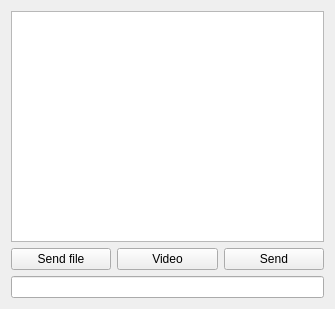
This is trunk/src/gui/chatwin.ui in BackupTheBerlios/kapture-svn as Qt 5 draws it before an edit. The edited form follows.
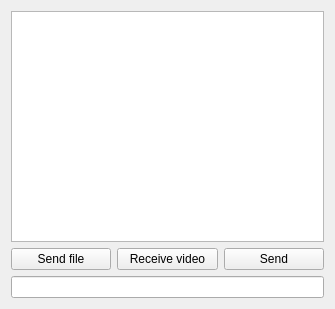
This is the edited form.

Commit message: - Jingle video in progress

```diff
--- a/trunk/src/gui/chatwin.ui
+++ b/trunk/src/gui/chatwin.ui
@@ -45,8 +45,14 @@
            <verstretch>0</verstretch>
           </sizepolicy>
          </property>
+         <property name="toolTip" >
+          <string>Don't push me !!!</string>
+         </property>
+         <property name="layoutDirection" >
+          <enum>Qt::LeftToRight</enum>
+         </property>
          <property name="text" >
-          <string>Video</string>
+          <string>Receive video</string>
          </property>
         </widget>
        </item>
```
The commit also changes 4 other files.
